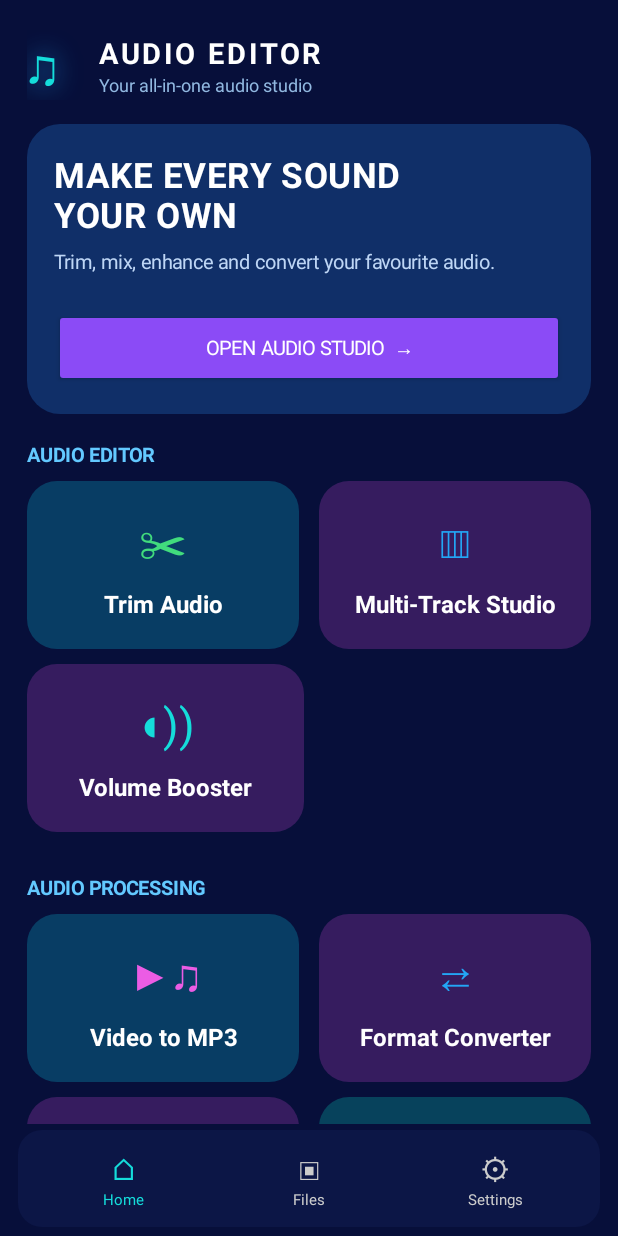
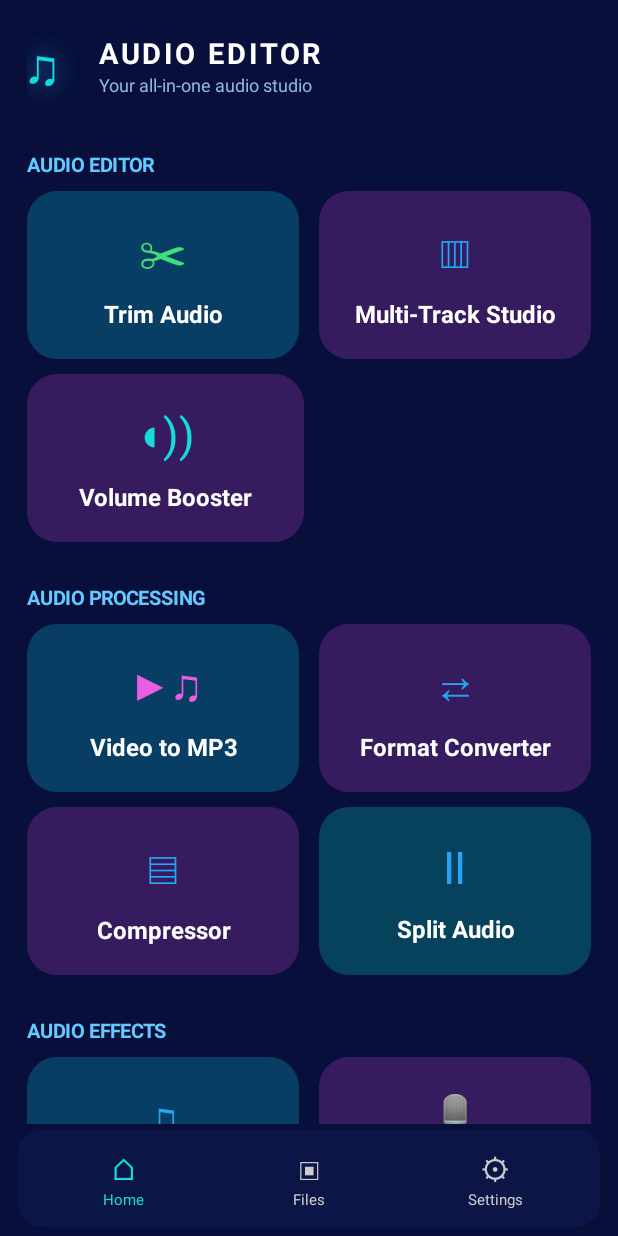
Before and after one commit to meekamoodz4-hub/audio-converter-and-editor, an Android app: the screen it shows after launch (MainActivity), on a phone screen of 412 x 824 dp. Run offline under Robolectric (Android 15) with nearby library versions, the phone set to English and light mode, and no system bars; our stand-ins replace AdMob; libraries missing offline, so code that uses them is left out: com.arthenica.ffmpegkit; pictures from the network do not load; 8 statements that could not run were skipped.

Commit message:
Remove duplicate Open Audio Studio home banner

```diff
--- a/app/src/main/java/com/meekamoodz/audioconvertereditor/MainActivity.kt
+++ b/app/src/main/java/com/meekamoodz/audioconvertereditor/MainActivity.kt
@@ -394,26 +394,6 @@ class MainActivity : ComponentActivity() {
         }, matchWrap())
         top.addView(brand, LinearLayout.LayoutParams(0, -2, 1f))
         body.addView(top, matchWrap())
-
-        val hero = column().apply {
-            setPadding(dp(18), dp(18), dp(18), dp(18))
-            background = rounded(Color.rgb(16, 47, 104), 22)
-        }
-        hero.addView(TextView(this).apply {
-            text = "MAKE EVERY SOUND\nYOUR OWN"
-            textSize = 23f
-            letterSpacing = 0.04f
-            setTextColor(Color.WHITE)
-            setTypeface(null, android.graphics.Typeface.BOLD)
-        }, matchWrap())
-        hero.addView(TextView(this).apply {
-            text = "Trim, mix, enhance and convert your favourite audio."
-            textSize = 13f
-            setTextColor(Color.rgb(190, 214, 245))
-            setPadding(0, dp(7), 0, dp(14))
-        }, matchWrap())
-        hero.addView(button("OPEN AUDIO STUDIO  →", purple) { openTool("convert", "Format Converter") }, buttonParams())
-        body.addView(hero, matchWrap())
 
         section(body, "AUDIO EDITOR")
         addTileGrid(body, listOf(
```
